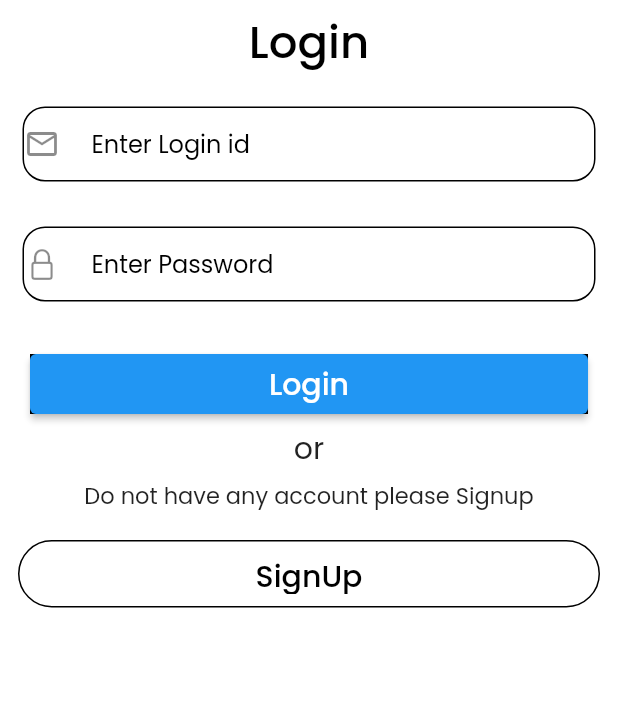
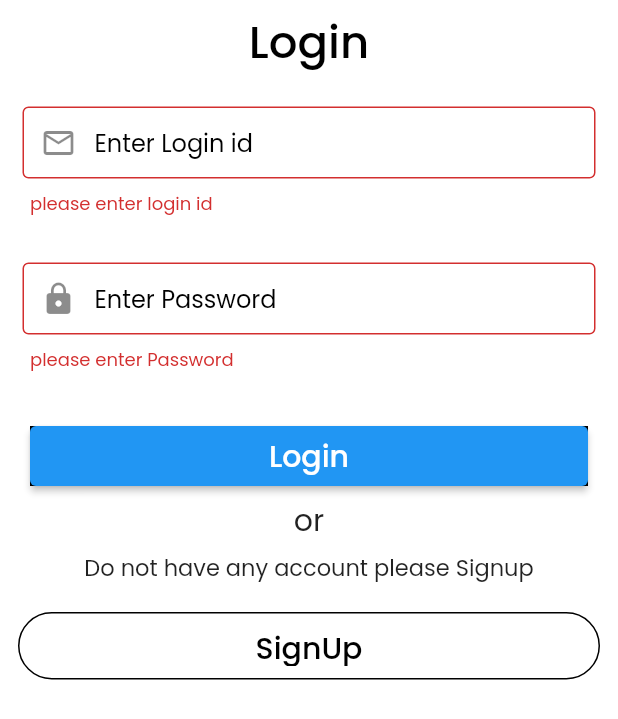
Before and after one commit to Sahil-Thager/todo-app, a Flutter app: the screen it shows after launch, after a tap on "Login", on a phone screen of 412 x 824 dp. Shown: the top 719 px of the screen. Run offline on Flutter 3.47's test engine with Material 2 defaults, Android fonts, the phone set to English and light mode, and no system bars; our stand-ins replace email_validator, firebase_auth, firebase_core, flutter_local_notifications, google_fonts, shared_preferences; accounts and stored records are empty.

Commit message:
Get Data From one Screen to another

```diff
--- a/lib/main.dart
+++ b/lib/main.dart
@@ -1,8 +1,11 @@
+import 'package:firebase_auth/firebase_auth.dart';
 import 'package:firebase_core/firebase_core.dart';
 import 'package:flutter/material.dart';
 import 'package:flutter/services.dart';
 import 'package:flutter_todo_app/firebase_options.dart';
 import 'package:flutter_todo_app/provider/list_provider.dart';
+import 'package:flutter_todo_app/provider/signup_provider.dart';
+import 'package:flutter_todo_app/screens/home.dart';
 import 'package:flutter_todo_app/screens/login_screen.dart';
 import 'package:google_fonts/google_fonts.dart';
 import 'package:provider/provider.dart';
@@ -13,15 +16,20 @@ void main() async {
     options: DefaultFirebaseOptions.currentPlatform,
   );
   runApp(
-    ChangeNotifierProvider<ToDoProvider>(
-      create: (context) => ToDoProvider(),
-      child: const MyApp(),
+    MultiProvider(
+      providers: [
+        ChangeNotifierProvider(create: (context) => ToDoProvider()),
+        ChangeNotifierProvider(create: (context) => SignupProvider()),
+      ],
+      child: MyApp(),
     ),
   );
 }
 
 class MyApp extends StatelessWidget {
-  const MyApp({Key? key}) : super(key: key);
+  MyApp({Key? key}) : super(key: key);
+
+  final FirebaseAuth _auth = FirebaseAuth.instance;
 
   // This widget is the root of your application.
   @override
@@ -31,7 +39,7 @@ class MyApp extends StatelessWidget {
     return MaterialApp(
       debugShowCheckedModeBanner: false,
       title: 'ToDo App',
-      home: const LogInScreen(),
+      home: _auth.currentUser != null ? const Home() : const LogInScreen(),
       // theme: ThemeData.dark(),
       // darkTheme: ThemeData.dark(),
       theme: ThemeData(textTheme: GoogleFonts.poppinsTextTheme()),
--- a/lib/provider/list_provider.dart
+++ b/lib/provider/list_provider.dart
@@ -1,6 +1,9 @@
 import 'dart:async';
+import 'package:firebase_auth/firebase_auth.dart';
 import 'package:flutter/material.dart';
 import 'package:flutter_todo_app/model/todo.dart';
+import 'package:flutter_todo_app/shared_prefrence/shared_prefrence.dart';
+import 'package:shared_preferences/shared_preferences.dart';
 
 class ToDoProvider extends ChangeNotifier {
   ToDoProvider() {
@@ -13,6 +16,19 @@ class ToDoProvider extends ChangeNotifier {
 
   final TextEditingController _listConstroller = TextEditingController();
   TextEditingController get listController => _listConstroller;
+  final TextEditingController _emailController = TextEditingController();
+  final TextEditingController _passwordController = TextEditingController();
+  TextEditingController get emailController => _emailController;
+  TextEditingController get passwordController => _passwordController;
+
+  String _name = '';
+  String get name => _name;
+
+  String _email = '';
+  String get email => _email;
+
+  String _number = '';
+  String get number => _number;
 
   void filter(String text) {
     _filteredList = _todos.where((e) => e.todoText?.contains(text) ?? false);
@@ -35,6 +51,7 @@ class ToDoProvider extends ChangeNotifier {
   }
 
   Future<void> addToDoItem() async {
+    Future.delayed(const Duration(seconds: 3));
     _todos.add(ToDo(
       todoText: _listConstroller.text,
       date: _selectedDateTime,
@@ -49,4 +66,19 @@ class ToDoProvider extends ChangeNotifier {
     _selectedDateTime = dateTime;
     notifyListeners();
   }
+
+  void login(VoidCallback callback) {
+    FirebaseAuth.instance.signInWithEmailAndPassword(
+      email: _emailController.text,
+      password: _passwordController.text,
+    );
+    callback.call();
+  }
+
+  Future<void> getData() async {
+    final prefs = await SharedPreferences.getInstance();
+    _name = prefs.getString(Keys.name.toString()) ?? '';
+    _email = prefs.getString(Keys.email.toString()) ?? '';
+    _number = prefs.getString(Keys.number.toString()) ?? '';
+  }
 }
--- a/lib/screens/login_screen.dart
+++ b/lib/screens/login_screen.dart
@@ -1,11 +1,9 @@
-import 'dart:developer';
-
 import 'package:email_validator/email_validator.dart';
-import 'package:firebase_auth/firebase_auth.dart';
-import 'package:flutter/cupertino.dart';
 import 'package:flutter/material.dart';
+import 'package:flutter_todo_app/provider/list_provider.dart';
 import 'package:flutter_todo_app/screens/home.dart';
 import 'package:flutter_todo_app/screens/signup_screen.dart';
+import 'package:provider/provider.dart';
 
 class LogInScreen extends StatefulWidget {
   const LogInScreen({super.key});
@@ -16,10 +14,6 @@ class LogInScreen extends StatefulWidget {
 
 class _LogInScreenState extends State<LogInScreen> {
   final _formkey = GlobalKey<FormState>();
-
-  TextEditingController emailController = TextEditingController();
-  TextEditingController passwordController = TextEditingController();
-
   @override
   Widget build(BuildContext context) {
     return Scaffold(
@@ -39,17 +33,11 @@ class _LogInScreenState extends State<LogInScreen> {
       body: Form(
         key: _formkey,
         child: Column(
-//crossAxisAlignment: CrossAxisAlignment.start,
           children: [
             Padding(
               padding: const EdgeInsets.all(15.0),
-              child: Container(
-                decoration: BoxDecoration(
-                    color: Colors.white,
-                    border: Border.all(),
-                    borderRadius: BorderRadius.circular(15)),
               child: TextFormField(
-                  controller: emailController,
+                controller: context.watch<ToDoProvider>().emailController,
                 validator: ((value) {
                   if (value!.isEmpty) {
                     return "please enter login id";
@@ -60,38 +48,30 @@ class _LogInScreenState extends State<LogInScreen> {
                   return null;
                 }),
                 decoration: const InputDecoration(
-                      icon: Icon(Icons.email_outlined),
                     contentPadding: EdgeInsets.only(left: 5),
-                      border: InputBorder.none,
+                    border: OutlineInputBorder(),
+                    prefixIcon: Icon(Icons.email_outlined),
                     hintText: "Enter Login id",
                     hintStyle: TextStyle(color: Colors.black)),
               ),
             ),
-            ),
             Padding(
               padding: const EdgeInsets.all(15.0),
-              child: Container(
-                decoration: BoxDecoration(
-                    color: Colors.white,
-                    border: Border.all(),
-                    borderRadius: BorderRadius.circular(15)),
               child: TextFormField(
-                  controller: passwordController,
+                controller: context.watch<ToDoProvider>().passwordController,
                 validator: ((value) {
                   if (value!.isEmpty) {
                     return "please enter Password";
                   }
-
                   return null;
                 }),
                 obscureText: true,
                 decoration: const InputDecoration(
-                      icon: Icon(CupertinoIcons.padlock),
                     contentPadding: EdgeInsets.only(left: 5),
-                      border: InputBorder.none,
+                    prefixIcon: Icon(Icons.lock),
+                    border: OutlineInputBorder(),
                     hintText: "Enter Password",
                     hintStyle: TextStyle(color: Colors.black)),
-                ),
               ),
             ),
             Padding(
@@ -102,21 +82,14 @@ class _LogInScreenState extends State<LogInScreen> {
                 decoration: const BoxDecoration(color: Colors.black),
                 child: ElevatedButton(
                     onPressed: () {
-                      try {
-                        FirebaseAuth.instance
-                            .signInWithEmailAndPassword(
-                                email: emailController.text,
-                                password: passwordController.text)
-                            .then((value) {
                       if (_formkey.currentState!.validate()) {
-                            Navigator.push(context,
-                                MaterialPageRoute(builder: (context) {
-                              return const Home();
-                            }));
-                          }
+                        context.read<ToDoProvider>().login(() {
+                          Navigator.push(
+                              context,
+                              MaterialPageRoute(
+                                builder: (context) => const Home(),
+                              ));
                         });
-                      } catch (e) {
-                        log('An Exception Occured:$e');
                       }
                     },
                     child: const Text(
--- /dev/null
+++ b/lib/shared_prefrence/shared_prefrence.dart
@@ -0,0 +1,26 @@
+import 'package:shared_preferences/shared_preferences.dart';
+
+enum Keys {
+  name,
+  number,
+  email,
+}
+
+class SharedPrefrencess {
+  SharedPrefrencess._();
+
+  static Future<void> save(Keys key, String value) async {
+    final prefs = await SharedPreferences.getInstance();
+    prefs.setString(key.toString(), value);
+  }
+
+  // static Future<void> fetch(Keys key) async {
+  //   final prefs = await SharedPreferences.getInstance();
+  //   prefs.getString(key.toString());
+  // }
+
+  static Future<void> remove() async {
+    final prefs = await SharedPreferences.getInstance();
+    prefs.clear();
+  }
+}
--- a/pubspec.yaml
+++ b/pubspec.yaml
@@ -22,6 +22,7 @@ dependencies:
   intl: ^0.18.1
   firebase_core: ^2.16.0
   firebase_auth: ^4.10.0
+  shared_preferences: ^2.2.1
 
 
 dev_dependencies:
```
Also changed, not shown: lib/provider/signup_provider.dart (added, +26 -0 lines), lib/screens/home.dart (+48 -33 lines), lib/screens/signup_screen.dart (+33 -14 lines), lib/state/states.dart (added, +28 -0 lines), pubspec.lock, 2 other files. Lines whose indentation alone changed are shown as unchanged.
